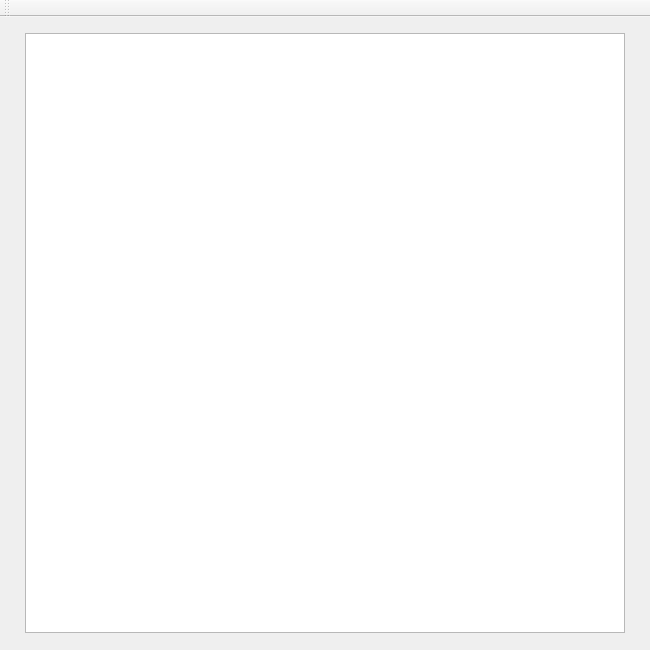
This is SpriteEditor/mainwindow.ui in solosoren/Sprite-Editor as Qt 5 draws it before an edit. The edited form follows.
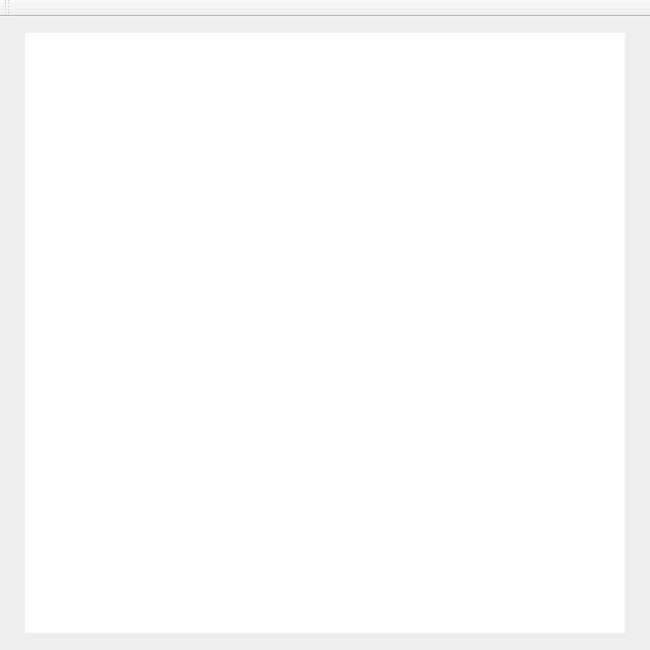
This is the edited form.

What changed in the file:
```diff
--- a/SpriteEditor/mainwindow.ui
+++ b/SpriteEditor/mainwindow.ui
@@ -35,12 +35,21 @@
         <height>600</height>
        </size>
       </property>
+      <property name="frameShape">
+       <enum>QFrame::NoFrame</enum>
+      </property>
+      <property name="frameShadow">
+       <enum>QFrame::Plain</enum>
+      </property>
       <property name="verticalScrollBarPolicy">
        <enum>Qt::ScrollBarAlwaysOff</enum>
       </property>
       <property name="horizontalScrollBarPolicy">
        <enum>Qt::ScrollBarAlwaysOff</enum>
       </property>
+      <property name="sizeAdjustPolicy">
+       <enum>QAbstractScrollArea::AdjustToContents</enum>
+      </property>
      </widget>
     </item>
    </layout>
```
